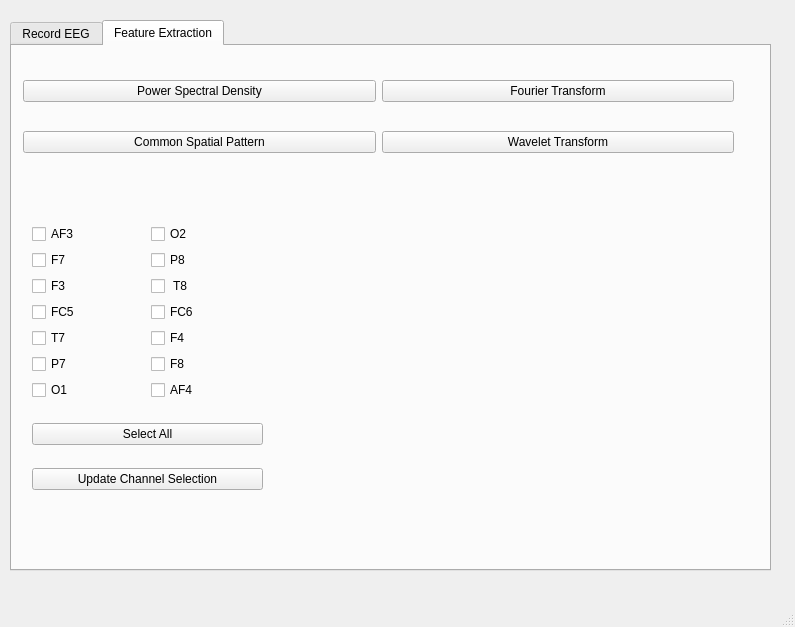
Old version of the form prototype/trial1.ui in the repository SaaamV/professorX.
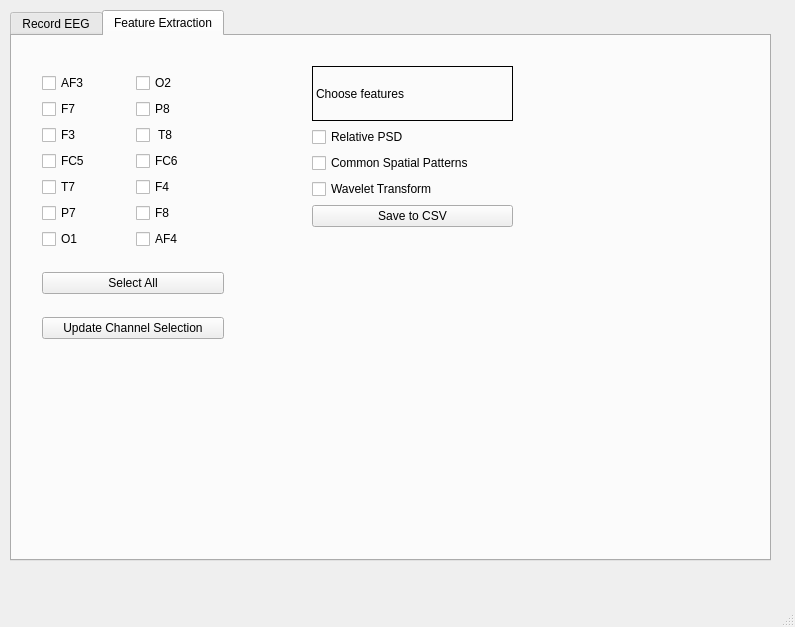
New version of the form.

Patch:
```diff
--- a/prototype/trial1.ui
+++ b/prototype/trial1.ui
@@ -18,7 +18,7 @@
     <property name="geometry">
      <rect>
       <x>10</x>
-      <y>20</y>
+      <y>10</y>
       <width>761</width>
       <height>551</height>
      </rect>
@@ -106,49 +106,9 @@
      <widget class="QWidget" name="layoutWidget">
       <property name="geometry">
        <rect>
-        <x>11</x>
-        <y>11</y>
-        <width>711</width>
-        <height>121</height>
-       </rect>
-      </property>
-      <layout class="QGridLayout" name="gridLayout">
-       <item row="0" column="0">
-        <widget class="QPushButton" name="pushButton_2">
-         <property name="text">
-          <string>Power Spectral Density</string>
-         </property>
-        </widget>
-       </item>
-       <item row="0" column="1">
-        <widget class="QPushButton" name="pushButton_5">
-         <property name="text">
-          <string>Fourier Transform</string>
-         </property>
-        </widget>
-       </item>
-       <item row="1" column="0">
-        <widget class="QPushButton" name="pushButton_3">
-         <property name="text">
-          <string>Common Spatial Pattern</string>
-         </property>
-        </widget>
-       </item>
-       <item row="1" column="1">
-        <widget class="QPushButton" name="pushButton_4">
-         <property name="text">
-          <string>Wavelet Transform</string>
-         </property>
-        </widget>
-       </item>
-      </layout>
-     </widget>
-     <widget class="QWidget" name="">
-      <property name="geometry">
-       <rect>
-        <x>20</x>
-        <y>161</y>
-        <width>231</width>
+        <x>30</x>
+        <y>20</y>
+        <width>182</width>
         <height>300</height>
        </rect>
       </property>
@@ -271,6 +231,65 @@
        </item>
       </layout>
      </widget>
+     <widget class="QWidget" name="layoutWidget">
+      <property name="geometry">
+       <rect>
+        <x>300</x>
+        <y>30</y>
+        <width>201</width>
+        <height>161</height>
+       </rect>
+      </property>
+      <layout class="QVBoxLayout" name="verticalLayout_2">
+       <item>
+        <widget class="QLabel" name="label_4">
+         <property name="sizePolicy">
+          <sizepolicy hsizetype="Preferred" vsizetype="Preferred">
+           <horstretch>0</horstretch>
+           <verstretch>0</verstretch>
+          </sizepolicy>
+         </property>
+         <property name="frameShape">
+          <enum>QFrame::Box</enum>
+         </property>
+         <property name="lineWidth">
+          <number>1</number>
+         </property>
+         <property name="text">
+          <string>Choose features</string>
+         </property>
+        </widget>
+       </item>
+       <item>
+        <widget class="QCheckBox" name="checkBox">
+         <property name="text">
+          <string>Relative PSD</string>
+         </property>
+        </widget>
+       </item>
+       <item>
+        <widget class="QCheckBox" name="checkBox_2">
+         <property name="text">
+          <string>Common Spatial Patterns</string>
+         </property>
+        </widget>
+       </item>
+       <item>
+        <widget class="QCheckBox" name="checkBox_3">
+         <property name="text">
+          <string>Wavelet Transform</string>
+         </property>
+        </widget>
+       </item>
+       <item>
+        <widget class="QPushButton" name="pushButton_2">
+         <property name="text">
+          <string>Save to CSV</string>
+         </property>
+        </widget>
+       </item>
+      </layout>
+     </widget>
     </widget>
    </widget>
   </widget>
```
Left out of the diff: 72 changed lines with no effect on the pictures.
